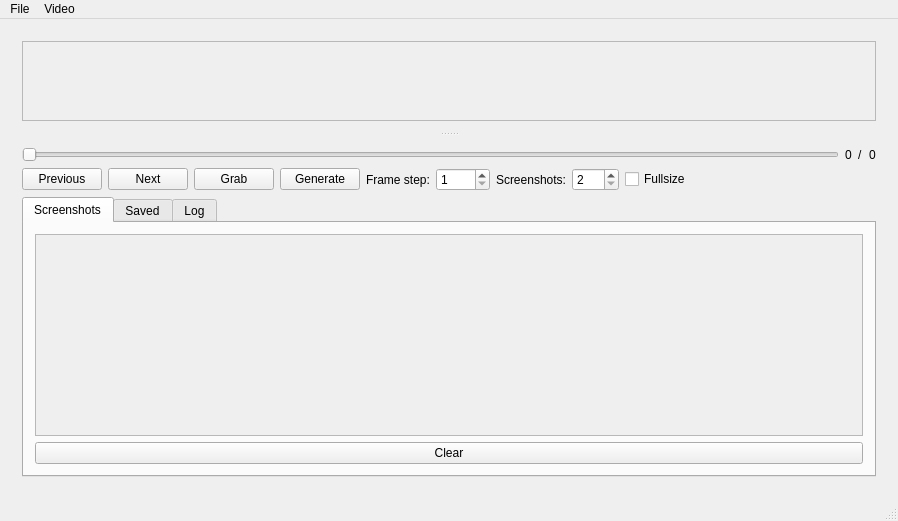
The window that mainwindow.ui (labyrinthofdreams/screenpicker) describes before a commit, drawn with Qt 5.
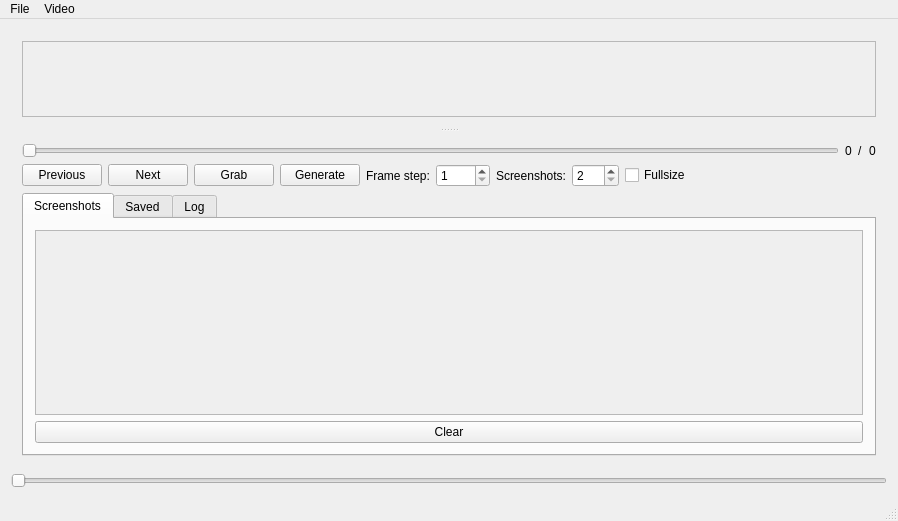
The same window after the commit. Custom widgets are drawn as their Qt base class.

Commit message: Added thumbnail resize functionality

Patch:
```diff
--- a/mainwindow.ui
+++ b/mainwindow.ui
@@ -45,7 +45,7 @@
              <x>0</x>
              <y>0</y>
              <width>876</width>
-             <height>86</height>
+             <height>81</height>
             </rect>
            </property>
           </widget>
@@ -230,7 +230,7 @@
                  <x>0</x>
                  <y>0</y>
                  <width>852</width>
-                 <height>232</height>
+                 <height>212</height>
                 </rect>
                </property>
                <layout class="QVBoxLayout" name="verticalLayout_8">
@@ -298,6 +298,19 @@
       </widget>
      </widget>
     </item>
+    <item>
+     <widget class="QSlider" name="thumbnailSizeSlider">
+      <property name="minimum">
+       <number>100</number>
+      </property>
+      <property name="maximum">
+       <number>400</number>
+      </property>
+      <property name="orientation">
+       <enum>Qt::Horizontal</enum>
+      </property>
+     </widget>
+    </item>
    </layout>
   </widget>
   <widget class="QMenuBar" name="menuBar">
```
Left out of the diff: 2 changed lines with no effect on the pictures. The commit also changes 4 other files.
